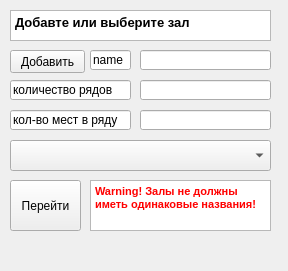
Old version of the form cinema.ui in the repository AnastasiaPotapova/Cinematic.
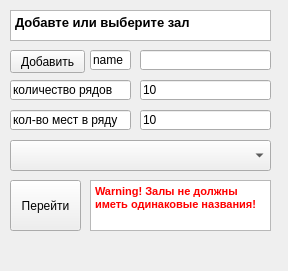
New version of the form.

What changed in the file:
```diff
--- a/cinema.ui
+++ b/cinema.ui
@@ -88,6 +88,9 @@
      <height>20</height>
     </rect>
    </property>
+   <property name="text">
+    <string>10</string>
+   </property>
   </widget>
   <widget class="QLineEdit" name="name_cinema_7">
    <property name="geometry">
@@ -111,6 +114,9 @@
      <height>20</height>
     </rect>
    </property>
+   <property name="text">
+    <string>10</string>
+   </property>
   </widget>
   <widget class="QComboBox" name="boxrooms">
    <property name="geometry">
```
